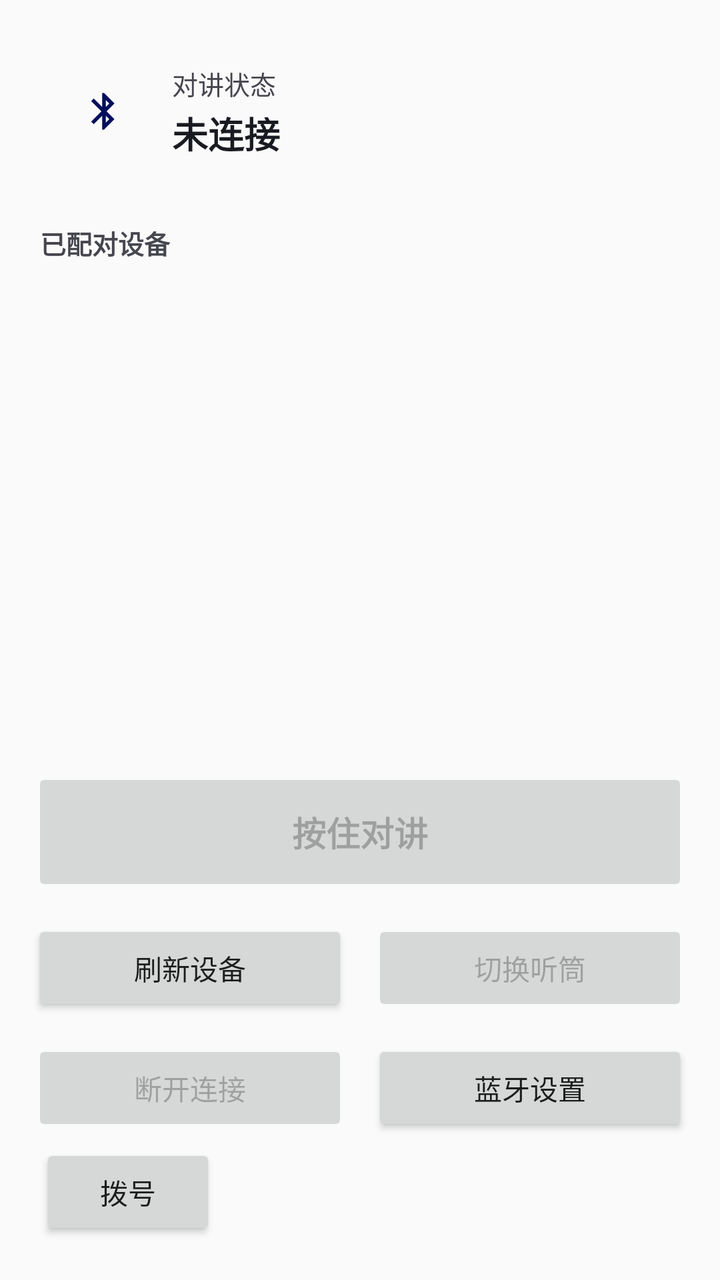
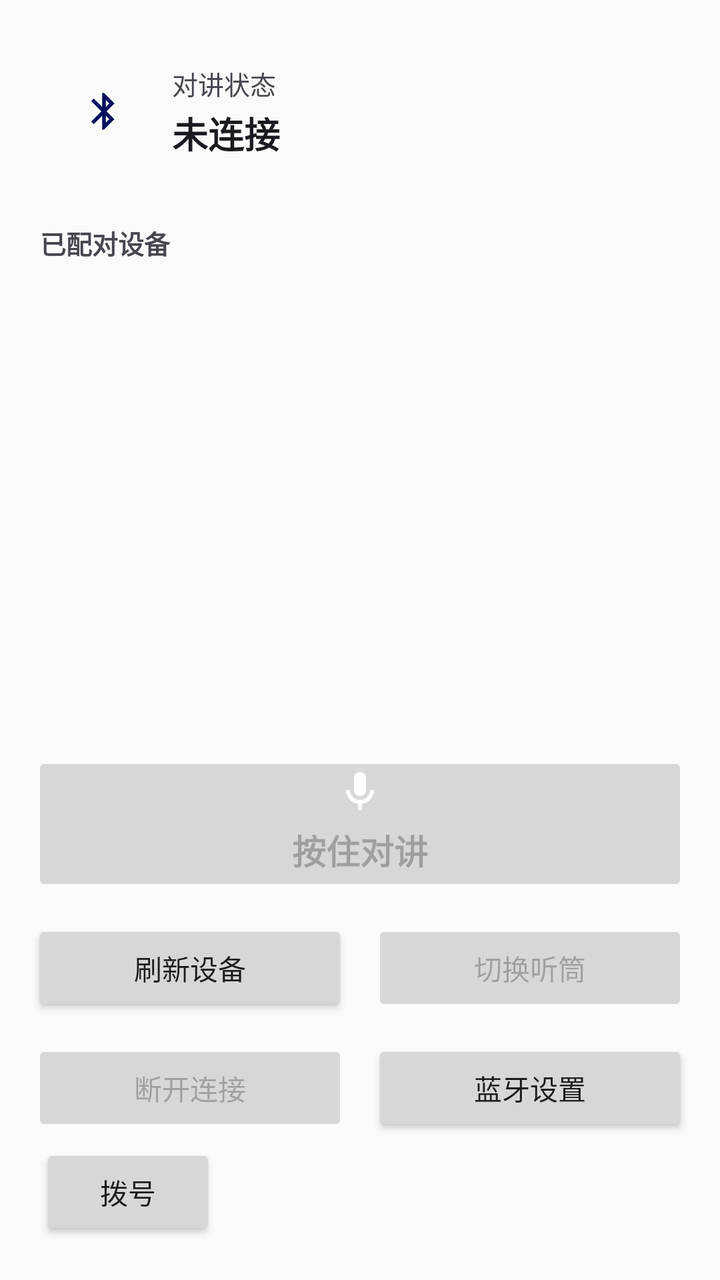

Screens rendered from an Android XML layout before and after an edit, with the pre-edit source and the edit as a unified diff.
<!-- AndroidManifest.xml: application theme Theme.Md3.Indigo -->
<!-- res/layout/activity_main.xml -->
<?xml version="1.0" encoding="utf-8"?>
<LinearLayout xmlns:android="http://schemas.android.com/apk/res/android"
    xmlns:app="http://schemas.android.com/apk/res-auto"
    android:layout_width="match_parent"
    android:layout_height="match_parent"
    android:orientation="vertical"
    android:padding="16dp">

    
    <LinearLayout
        android:layout_width="match_parent"
        android:layout_height="wrap_content"
        android:tag="md3-card"
        android:gravity="center_vertical"
        android:orientation="horizontal"
        android:padding="16dp"
        android:layout_marginBottom="16dp">

        <FrameLayout
            android:layout_width="40dp"
            android:layout_height="40dp"
            android:tag="md3-chip-primary">

            <ImageView
                android:layout_width="22dp"
                android:layout_height="22dp"
                android:layout_gravity="center"
                app:srcCompat="@drawable/ic_md3_bluetooth"
                android:tag="md3-icon-primary-container" />
        </FrameLayout>

        <LinearLayout
            android:layout_width="0dp"
            android:layout_height="wrap_content"
            android:layout_marginLeft="14dp"
            android:layout_weight="1"
            android:orientation="vertical">

            <TextView
                android:layout_width="wrap_content"
                android:layout_height="wrap_content"
                android:text="@string/talk_status_label"
                android:textColor="?attr/md3OnSurfaceVariant"
                android:textSize="13sp" />

            <TextView
                android:id="@+id/tvStatus"
                android:layout_width="wrap_content"
                android:layout_height="wrap_content"
                android:layout_marginTop="2dp"
                android:text="未连接"
                android:textColor="?attr/md3OnSurface"
                android:textSize="18sp"
                android:textStyle="bold" />
        </LinearLayout>
    </LinearLayout>

    
    <TextView
        android:layout_width="wrap_content"
        android:layout_height="wrap_content"
        android:layout_marginLeft="4dp"
        android:layout_marginBottom="8dp"
        android:text="@string/paired_devices_title"
        android:textColor="?attr/md3OnSurfaceVariant"
        android:textSize="13sp"
        android:textStyle="bold" />

    <LinearLayout
        android:layout_width="match_parent"
        android:layout_height="0dp"
        android:layout_weight="1"
        android:tag="md3-card"
        android:layout_marginBottom="16dp"
        android:padding="8dp">

        <ListView
            android:id="@+id/deviceList"
            android:layout_width="match_parent"
            android:layout_height="match_parent"
            android:divider="@android:color/transparent"
            android:dividerHeight="8dp" />
    </LinearLayout>

    
    <Button
        android:id="@+id/btnTalk"
        android:layout_width="match_parent"
        android:layout_height="64dp"
        android:layout_marginBottom="12dp"
        android:enabled="false"
        android:text="按住对讲"
        android:textSize="17sp"
        android:textStyle="bold" />

    
    <LinearLayout
        android:layout_width="match_parent"
        android:layout_height="wrap_content"
        android:orientation="horizontal"
        android:layout_marginBottom="12dp">

        <Button
            android:id="@+id/btnRefresh"
            android:layout_width="0dp"
            android:layout_height="wrap_content"
            android:layout_weight="1"
            android:layout_marginRight="6dp"
            android:tag="md3-btn-tonal"
            android:text="刷新设备" />

        <Button
            android:id="@+id/btnAudioMode"
            android:layout_width="0dp"
            android:layout_height="wrap_content"
            android:layout_weight="1"
            android:layout_marginLeft="6dp"
            android:enabled="false"
            android:tag="md3-btn-tonal"
            android:text="切换听筒" />
    </LinearLayout>

    
    <LinearLayout
        android:layout_width="match_parent"
        android:layout_height="wrap_content"
        android:orientation="horizontal">

        <Button
            android:id="@+id/btnDisconnect"
            android:layout_width="0dp"
            android:layout_height="wrap_content"
            android:layout_weight="1"
            android:layout_marginRight="6dp"
            android:enabled="false"
            android:tag="md3-btn-tonal"
            android:text="断开连接" />

        <Button
            android:id="@+id/btnPair"
            android:layout_width="0dp"
            android:layout_height="wrap_content"
            android:layout_weight="1"
            android:layout_marginLeft="6dp"
            android:tag="md3-btn-tonal"
            android:text="蓝牙设置" />
    </LinearLayout>

    <Button
        android:id="@+id/btnDial"
        android:layout_width="wrap_content"
        android:layout_height="wrap_content"
        android:layout_margin="4dp"
        android:text="拨号" />
</LinearLayout>
<!-- resources referenced by this layout -->
<resources>
  <!-- drawable ic_md3_bluetooth (drawable) -->
  <?xml version="1.0" encoding="utf-8"?>
  <vector xmlns:android="http://schemas.android.com/apk/res/android"
      android:width="24dp"
      android:height="24dp"
      android:viewportWidth="24"
      android:viewportHeight="24">
      <path
          android:fillColor="@color/md3_on_primary_container"
          android:pathData="M17.71,7.71L12,2h-1v7.59L6.41,5 5,6.41 10.59,12 5,17.59 6.41,19 11,14.41V22h1l5.71,-5.71 -4.3,-4.29 4.3,-4.29zM13,5.83l1.88,1.88L13,9.59V5.83zM14.88,16.29L13,18.17v-3.76l1.88,1.88z" />
  </vector>
  <string name="paired_devices_title">已配对设备</string>
  <string name="talk_status_label">对讲状态</string>
  <color name="md3_on_primary_container">#00105C</color>
  <color name="md3_primary">#4355B9</color>
  <color name="md3_hero_end">#2E3C8E</color>
  <color name="md3_on_primary">#FFFFFF</color>
  <color name="md3_primary_container">#DEE0FF</color>
  <color name="md3_secondary">#595D72</color>
  <color name="md3_on_secondary">#FFFFFF</color>
  <color name="md3_secondary_container">#DDE1F9</color>
  <color name="md3_on_secondary_container">#161B2C</color>
  <color name="md3_tertiary">#75546F</color>
  <color name="md3_on_tertiary">#FFFFFF</color>
  <color name="md3_tertiary_container">#FFD7F0</color>
  <color name="md3_on_tertiary_container">#2D1228</color>
  <color name="md3_surface">#FBF8FF</color>
  <color name="md3_on_surface">#1A1B21</color>
  <color name="md3_on_surface_variant">#46464F</color>
  <color name="md3_surface_container_low">#F5F2FC</color>
  <color name="md3_surface_container">#EFEDF7</color>
  <color name="md3_surface_container_high">#E9E7F2</color>
  <color name="md3_surface_container_highest">#E4E2EC</color>
  <color name="md3_outline">#767680</color>
  <color name="md3_outline_variant">#C7C5D0</color>
  <color name="md3_error">#BA1A1A</color>
  <color name="md3_on_error">#FFFFFF</color>
  <color name="md3_hero_start">#4C5DD3</color>
  <color name="md3_dot_on">#7FDCA4</color>
  <color name="md3_dot_off">#66FFFFFF</color>
  <!-- unchanged entries left out for length: 1 -->
</resources>

<!-- the commit's change to res/layout/activity_main.xml (unified diff, before → after) -->
@@ -86,12 +86,16 @@
     <Button
         android:id="@+id/btnTalk"
         android:layout_width="match_parent"
-        android:layout_height="64dp"
+        android:layout_height="72dp"
         android:layout_marginBottom="12dp"
         android:enabled="false"
         android:text="按住对讲"
         android:textSize="17sp"
-        android:textStyle="bold" />
+        android:textStyle="bold"
+        android:drawableTop= "@drawable/ic_md3_mic"
+        android:drawablePadding="2dp"
+        android:paddingTop="8dp"
+        android:paddingBottom="8dp" />
 
     
     <LinearLayout
<!-- resource entries referenced after the edit -->
@@ -11,6 +11,9 @@
           android:fillColor="@color/md3_on_primary_container"
           android:pathData="M17.71,7.71L12,2h-1v7.59L6.41,5 5,6.41 10.59,12 5,17.59 6.41,19 11,14.41V22h1l5.71,-5.71 -4.3,-4.29 4.3,-4.29zM13,5.83l1.88,1.88L13,9.59V5.83zM14.88,16.29L13,18.17v-3.76l1.88,1.88z" />
   </vector>
+  <!-- drawable ic_md3_mic (drawable) -->
+  <?xml version="1.0" encoding="utf-8"?>
+  <vector xmlns:android="http://schemas.android.com/apk/res/android" android:width="24dp" android:height="24dp" android:viewportWidth="24" android:viewportHeight="24"><path android:fillColor="#FFFFFFFF" android:pathData="M12,14c1.66,0 3,-1.34 3,-3V5c0,-1.66 -1.34,-3 -3,-3S9,3.34 9,5v6c0,1.66 1.34,3 3,3zM19,11c0,3.53 -2.61,6.43 -6,6.92V21h-2v-3.08c-3.39,-0.49 -6,-3.39 -6,-6.92h2c0,2.76 2.24,5 5,5s5,-2.24 5,-5h2z" /></vector>
   <string name="paired_devices_title">已配对设备</string>
   <string name="talk_status_label">对讲状态</string>
   <color name="md3_on_primary_container">#00105C</color>
